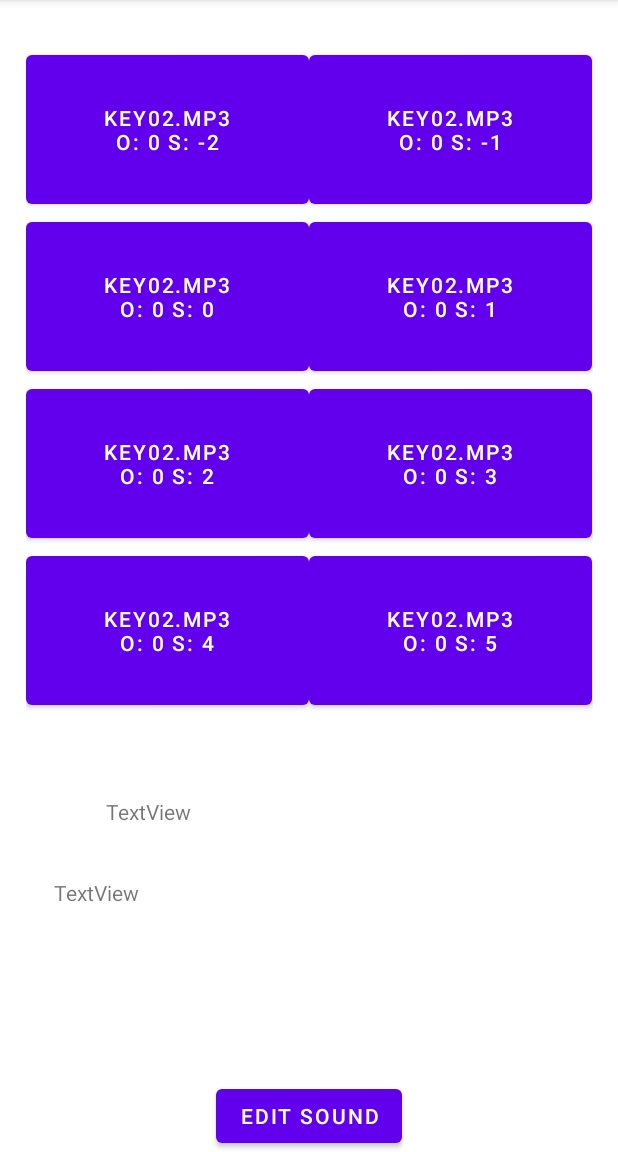
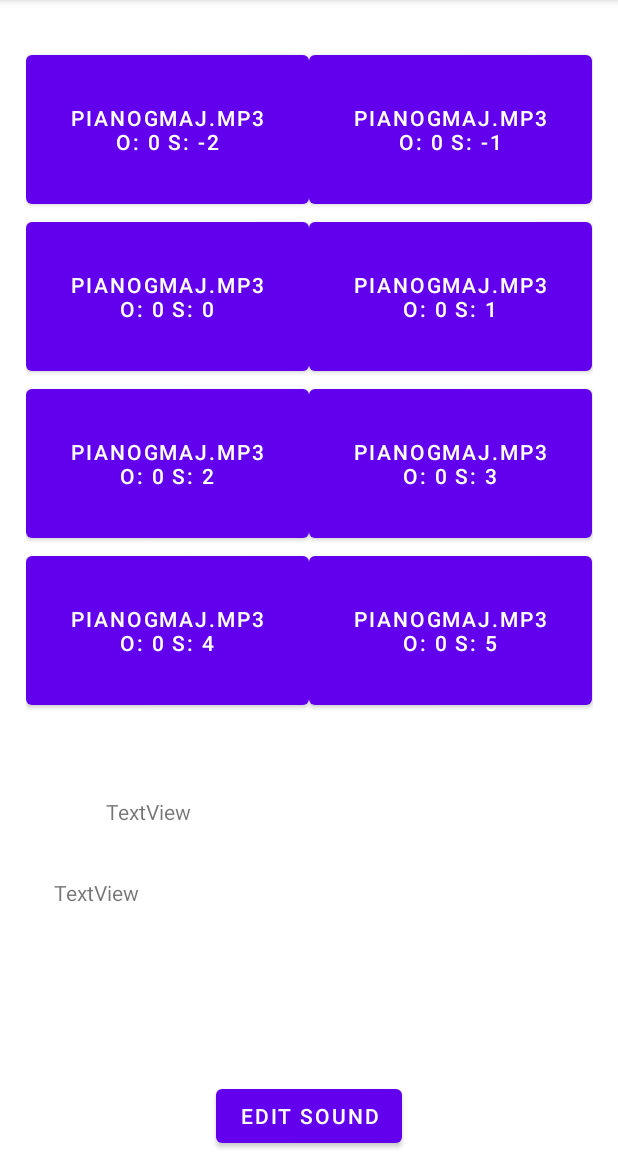
Before and after one commit to TheCatchyName/GyroSound, an Android app: the screen it shows after launch (MainActivity), on a phone screen of 412 x 824 dp, the part 84-1236 px from its top. Run offline under Robolectric (Android 15) with nearby library versions, the phone set to English and light mode, and no system bars; 3 statements that could not run were skipped.

Commit message:
feat(sounds): added some new sounds

```diff
--- a/app/src/main/java/sg/marcu/gyrosound/MainActivity.kt
+++ b/app/src/main/java/sg/marcu/gyrosound/MainActivity.kt
@@ -47,8 +47,8 @@ class MainActivity : AppCompatActivity(), SensorEventListener, LifecycleOwner {
         accelerometer = sensorManager.getDefaultSensor(Sensor.TYPE_ACCELEROMETER)
         magnetometer = sensorManager.getDefaultSensor(Sensor.TYPE_MAGNETIC_FIELD)
 
-        writeRawFileToExternal("key01.mp3", R.raw.key01)
-        writeRawFileToExternal("key02.mp3", R.raw.key02)
+        writeRawFileToExternal("pianogmaj.mp3", R.raw.pianogmaj)
+        writeRawFileToExternal("trumpeta3.mp3", R.raw.trumpeta3)
         writeRawFileToExternal("violinc4.mp3", R.raw.violinc4)
 
         Log.d("CheckViewModel", "Main Activity ${viewModel}")
```
Also changed, not shown: 4 other files.
